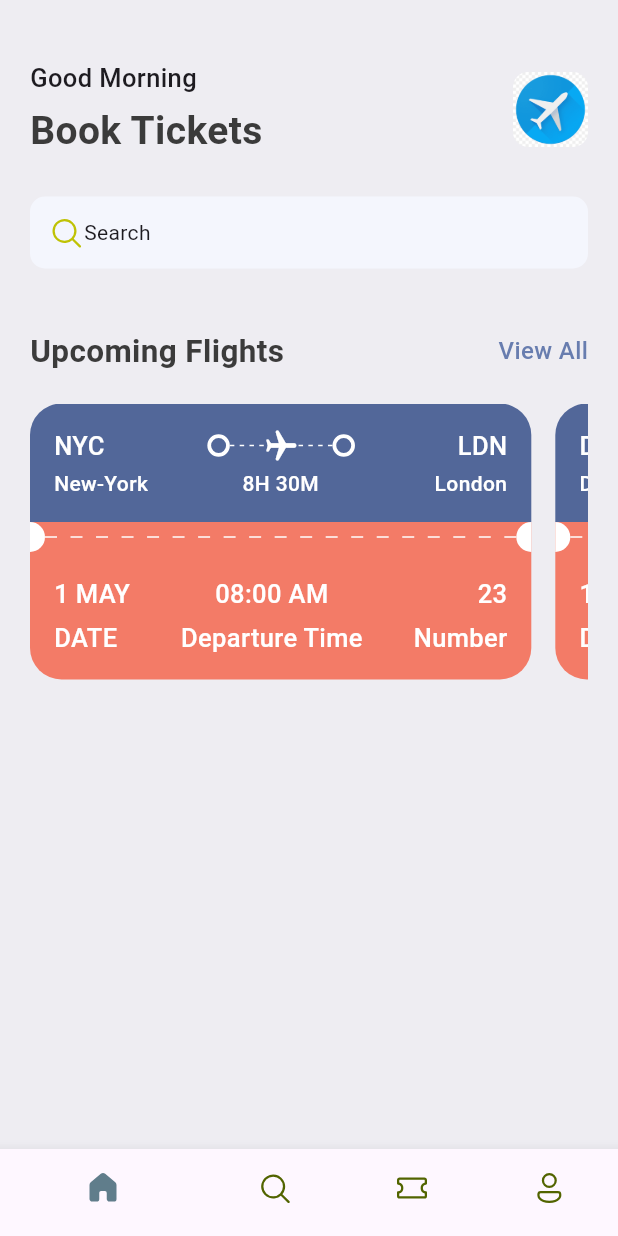
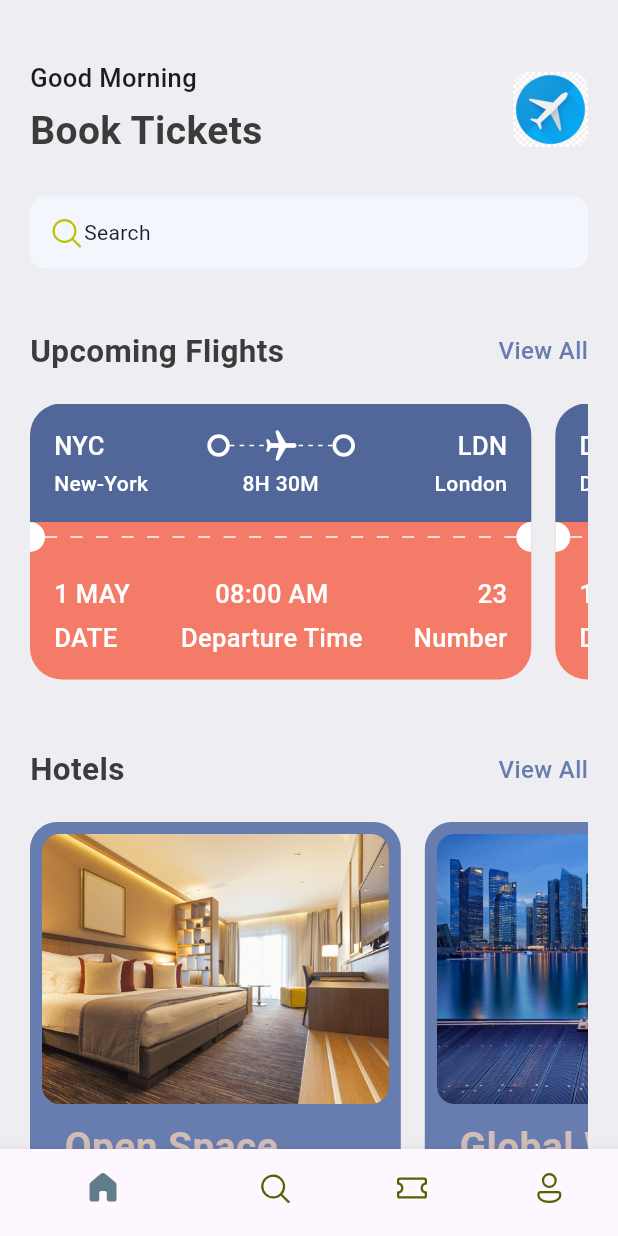
Before and after one commit to AK1239/Ticket-App, a Flutter app: the screen it shows after launch, on a phone screen of 412 x 824 dp. Run offline on Flutter 3.47's test engine with Material 3 defaults, Android fonts, the phone set to English and light mode, and no system bars; our stand-ins replace fluentui_icons.

```diff
--- a/lib/base/bottom_nav_bar.dart
+++ b/lib/base/bottom_nav_bar.dart
@@ -1,6 +1,7 @@
 import 'package:fluentui_icons/fluentui_icons.dart';
 import 'package:flutter/material.dart';
-import 'package:ticket_app/screens/home_screen.dart';
+import 'package:ticket_app/screens/home/home_screen.dart';
+import 'package:ticket_app/screens/search/search_screen.dart';
 
 class BottomNavBar extends StatefulWidget {
   const BottomNavBar({super.key});
@@ -12,7 +13,7 @@ class BottomNavBar extends StatefulWidget {
 class _BottomNavBarState extends State<BottomNavBar> {
   final appScreens = [
     const HomeScreen(),
-    const Center(child: Text("Search")),
+    const SearchScreen(),
     const Center(child: Text("Tickets")),
     const Center(child: Text("Profile")),
   ];
--- a/lib/base/res/media.dart
+++ b/lib/base/res/media.dart
@@ -1,4 +1,5 @@
 class AppMedia {
   static const _baseImage = "assets/images/";
   static const logo = "${_baseImage}logo.png";
+  static const hotelRoom = "${_baseImage}hotel_room.png";
 }
--- a/lib/base/res/styles/app_styles.dart
+++ b/lib/base/res/styles/app_styles.dart
@@ -8,6 +8,8 @@ class AppStyles {
   static Color bgColor = const Color(0xFFeeedf2);
   static Color ticketBlue = const Color(0xFF526799);
   static Color ticketOrange = const Color(0xFFF37B67);
+  static Color kakiColor = const Color(0xFFd2bdb6);
+  static Color planeColor = const Color(0xFFbfc2df);
 
   static TextStyle textStyle = TextStyle(
     fontSize: 16,
--- a/lib/base/utils/app_json.dart
+++ b/lib/base/utils/app_json.dart
@@ -32,3 +32,24 @@ List<Map<String, dynamic>> ticketList = [
     "number": 45
   },
 ];
+
+List<Map<String, dynamic>> hotelList = [
+  {
+    'image': 'hotel_room.png',
+    'place': 'Open Space',
+    'destination': 'London',
+    'price': 25
+  },
+  {
+    'image': 'city_view.jpg',
+    'place': 'Global Will',
+    'destination': 'London',
+    'price': 40
+  },
+  {
+    'image': 'pool_view.jpg',
+    'place': 'Best City Pool',
+    'destination': 'Dubai',
+    'price': 68
+  },
+];
--- a/lib/base/widgets/app_double_text.dart
+++ b/lib/base/widgets/app_double_text.dart
@@ -3,10 +3,14 @@ import 'package:ticket_app/base/res/styles/app_styles.dart';
 
 class AppDoubleText extends StatelessWidget {
   const AppDoubleText(
-      {super.key, required this.bigText, required this.smallText});
+      {super.key,
+      required this.bigText,
+      required this.smallText,
+      required this.func});
 
   final String bigText;
   final String smallText;
+  final VoidCallback func;
 
   @override
   Widget build(BuildContext context) {
@@ -18,7 +22,7 @@ class AppDoubleText extends StatelessWidget {
           style: AppStyles.headLineStyle2,
         ),
         InkWell(
-          onTap: () => Navigator.pushNamed(context, "/all_tickets"),
+          onTap: func,
           child: Text(smallText,
               style: AppStyles.textStyle.copyWith(
                 color: AppStyles.primaryColor,
--- a/lib/main.dart
+++ b/lib/main.dart
@@ -1,6 +1,6 @@
 import 'package:flutter/material.dart';
 import 'package:ticket_app/base/bottom_nav_bar.dart';
-import 'package:ticket_app/screens/all_tickets.dart';
+import 'package:ticket_app/screens/home/all_tickets.dart';
 
 void main() {
   runApp(const MyApp());
--- a/lib/screens/home_screen.dart
+++ b/lib/screens/home/home_screen.dart
@@ -5,6 +5,7 @@ import 'package:ticket_app/base/res/styles/app_styles.dart';
 import 'package:ticket_app/base/utils/app_json.dart';
 import 'package:ticket_app/base/widgets/app_double_text.dart';
 import 'package:ticket_app/base/widgets/ticket_view.dart';
+import 'package:ticket_app/screens/home/widgets/hotel.dart';
 
 class HomeScreen extends StatelessWidget {
   const HomeScreen({super.key});
@@ -21,6 +22,7 @@ class HomeScreen extends StatelessWidget {
             Container(
               padding: const EdgeInsets.symmetric(horizontal: 20),
               child: Column(
+                crossAxisAlignment: CrossAxisAlignment.start,
                 children: [
                   Row(
                     mainAxisAlignment: MainAxisAlignment.spaceBetween,
@@ -72,9 +74,10 @@ class HomeScreen extends StatelessWidget {
                   const SizedBox(
                     height: 40,
                   ),
-                  const AppDoubleText(
+                  AppDoubleText(
                     bigText: 'Upcoming Flights',
                     smallText: 'View All',
+                    func: () => Navigator.pushNamed(context, "/all_tickets"),
                   ),
                   const SizedBox(
                     height: 20,
@@ -87,6 +90,24 @@ class HomeScreen extends StatelessWidget {
                                 TicketView(ticket: singleTicket))
                             .toList()),
                   ),
+                  const SizedBox(
+                    height: 40,
+                  ),
+                  AppDoubleText(
+                    bigText: "Hotels",
+                    smallText: "View All",
+                    func: () {},
+                  ),
+                  const SizedBox(
+                    height: 20,
+                  ),
+                  SingleChildScrollView(
+                    scrollDirection: Axis.horizontal,
+                    child: Row(
+                        children: hotelList
+                            .map((singleHotel) => Hotel(hotel: singleHotel))
+                            .toList()),
+                  ),
                 ],
               ),
             ),
--- /dev/null
+++ b/lib/screens/home/widgets/hotel.dart
@@ -0,0 +1,69 @@
+import 'package:flutter/material.dart';
+import 'package:ticket_app/base/res/styles/app_styles.dart';
+
+class Hotel extends StatelessWidget {
+  final Map<String, dynamic> hotel;
+  const Hotel({super.key, required this.hotel});
+
+  @override
+  Widget build(BuildContext context) {
+    final size = MediaQuery.of(context).size;
+    return Container(
+      padding: const EdgeInsets.all(8.0),
+      width: size.width * 0.6,
+      height: 350,
+      margin: const EdgeInsets.only(right: 16),
+      decoration: BoxDecoration(
+        color: AppStyles.primaryColor,
+        borderRadius: BorderRadius.circular(18),
+      ),
+      child: Column(
+        crossAxisAlignment: CrossAxisAlignment.start,
+        children: [
+          Container(
+            height: 180,
+            decoration: BoxDecoration(
+                color: AppStyles.primaryColor,
+                borderRadius: BorderRadius.circular(12),
+                image: DecorationImage(
+                  fit: BoxFit.cover,
+                  image: AssetImage("assets/images/${hotel['image']}"),
+                )),
+          ),
+          const SizedBox(
+            height: 10,
+          ),
+          Padding(
+            padding: const EdgeInsets.only(left: 15),
+            child: Text(
+              hotel["place"],
+              style:
+                  AppStyles.headLineStyle1.copyWith(color: AppStyles.kakiColor),
+            ),
+          ),
+          const SizedBox(
+            height: 5,
+          ),
+          Padding(
+            padding: const EdgeInsets.only(left: 15),
+            child: Text(
+              hotel["destination"],
+              style: AppStyles.headLineStyle3.copyWith(color: Colors.white),
+            ),
+          ),
+          const SizedBox(
+            height: 5,
+          ),
+          Padding(
+            padding: const EdgeInsets.only(left: 15),
+            child: Text(
+              "\$${hotel["price"]}/night",
+              style:
+                  AppStyles.headLineStyle1.copyWith(color: AppStyles.kakiColor),
+            ),
+          ),
+        ],
+      ),
+    );
+  }
+}
```
Also changed, not shown: lib/screens/search/search_screen.dart (added, +50 -0 lines), lib/screens/search/widgets/app_text_icon.dart (added, +34 -0 lines), lib/screens/search/widgets/app_ticket_tabs.dart (added, +56 -0 lines), lib/screens/search/widgets/find_tickets.dart (added, +10 -0 lines), assets/images/city_view.jpg (added), assets/images/hotel_room.png (added), assets/images/pool_view.jpg (added), lib/screens/home/all_tickets.dart (renamed from lib/screens/all_tickets.dart).
